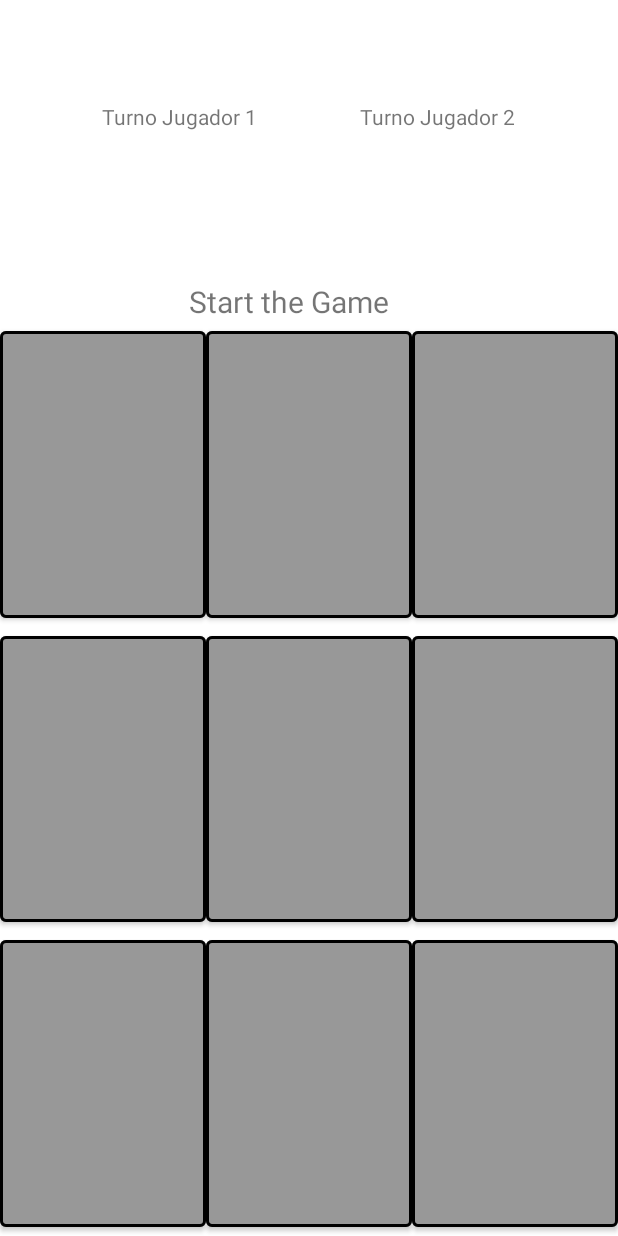
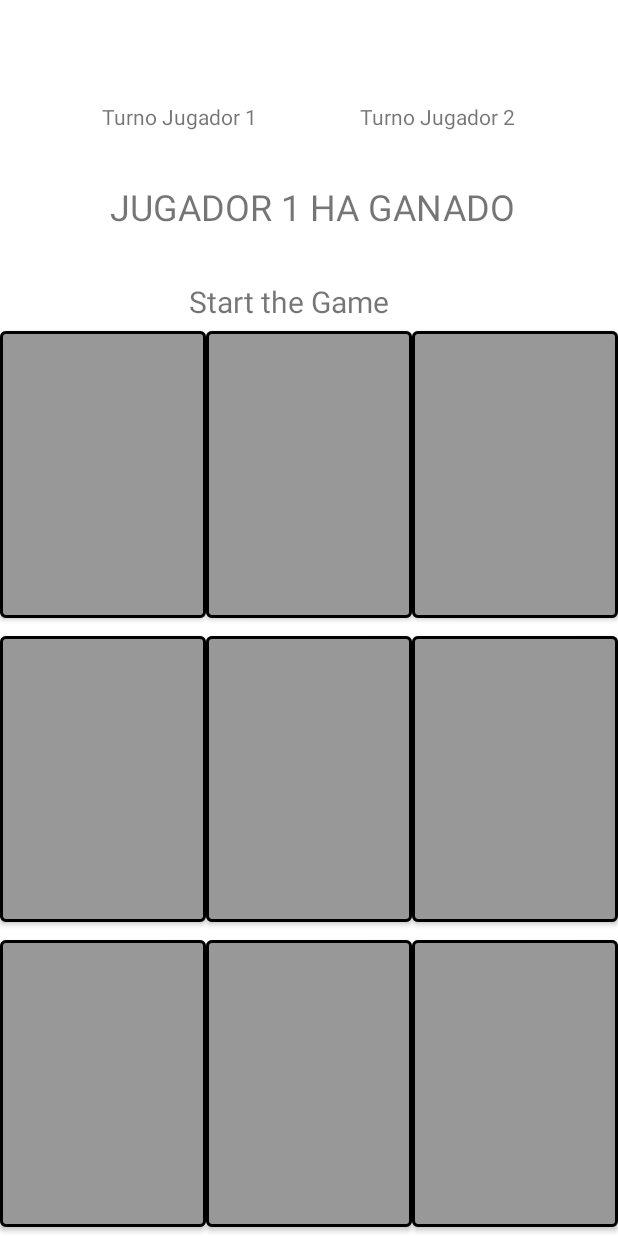
Before and after one commit to RicardVG/3enraya, an Android app: the layout activity_main.xml on its own in the app's theme, with its tools: preview values and no code run, on a phone screen of 412 x 824 dp. Run offline under Robolectric (Android 15) with nearby library versions, the phone set to English and light mode, and no system bars.

Commit message:
3 en raya finalitzat (falta solucionar mostrar per pantalla el jugador que ha guanyat corresponent, ara printa sempre un mateix jugador i si es empat)

```diff
--- a/app/src/main/res/layout/activity_main.xml
+++ b/app/src/main/res/layout/activity_main.xml
@@ -16,7 +16,7 @@
         app:layout_constraintEnd_toStartOf="@+id/button3"
         app:layout_constraintHorizontal_bias="0.5"
         app:layout_constraintStart_toEndOf="@+id/button1"
-        app:layout_constraintTop_toBottomOf="@+id/textVictory"
+        app:layout_constraintTop_toBottomOf="@+id/startingGame"
         app:strokeColor="#000000"
         app:strokeWidth="2dp" />
 
@@ -30,7 +30,7 @@
         app:layout_constraintEnd_toStartOf="@+id/button2"
         app:layout_constraintHorizontal_bias="0.5"
         app:layout_constraintStart_toStartOf="parent"
-        app:layout_constraintTop_toBottomOf="@+id/textVictory"
+        app:layout_constraintTop_toBottomOf="@+id/startingGame"
         app:strokeColor="#000000"
         app:strokeWidth="2dp" />
 
@@ -86,7 +86,7 @@
         app:layout_constraintEnd_toEndOf="parent"
         app:layout_constraintHorizontal_bias="0.5"
         app:layout_constraintStart_toEndOf="@+id/button2"
-        app:layout_constraintTop_toBottomOf="@+id/textVictory"
+        app:layout_constraintTop_toBottomOf="@+id/startingGame"
         app:strokeColor="#000000"
         app:strokeWidth="2dp" />
 
@@ -155,7 +155,7 @@
         app:layout_constraintTop_toTopOf="parent" />
 
     <TextView
-        android:id="@+id/textVictory"
+        android:id="@+id/startingGame"
         android:layout_width="wrap_content"
         android:layout_height="wrap_content"
         android:layout_marginStart="126dp"
@@ -165,4 +165,15 @@
         app:layout_constraintStart_toStartOf="parent"
         app:layout_constraintTop_toTopOf="parent" />
 
+    <TextView
+        android:id="@+id/textWinPlayer"
+        android:layout_width="wrap_content"
+        android:layout_height="wrap_content"
+        android:layout_marginStart="73dp"
+        android:layout_marginTop="121dp"
+        android:text="JUGADOR 1 HA GANADO"
+        android:textSize="24sp"
+        app:layout_constraintStart_toStartOf="parent"
+        app:layout_constraintTop_toTopOf="parent" />
+
 </androidx.constraintlayout.widget.ConstraintLayout>
```
Also changed, not shown: app/src/main/java/com/androidpprog2/a3enraya_projecte/MainActivity.java (+80 -9 lines).
